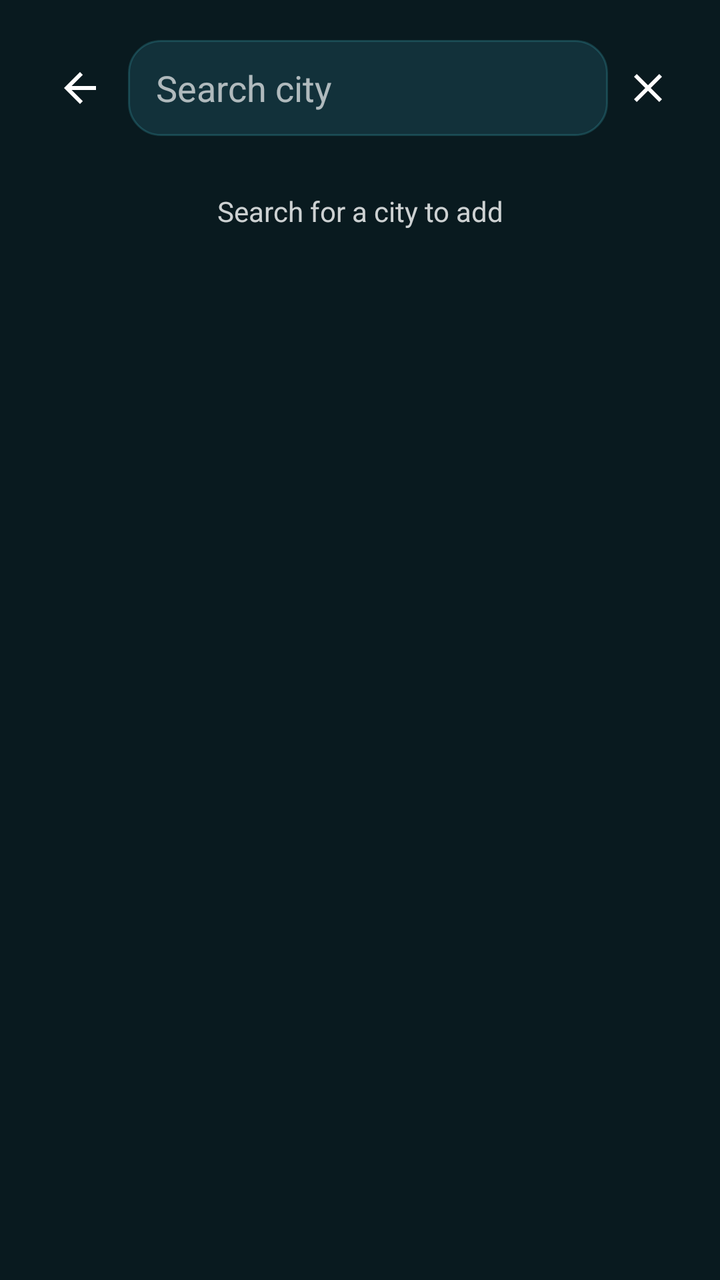
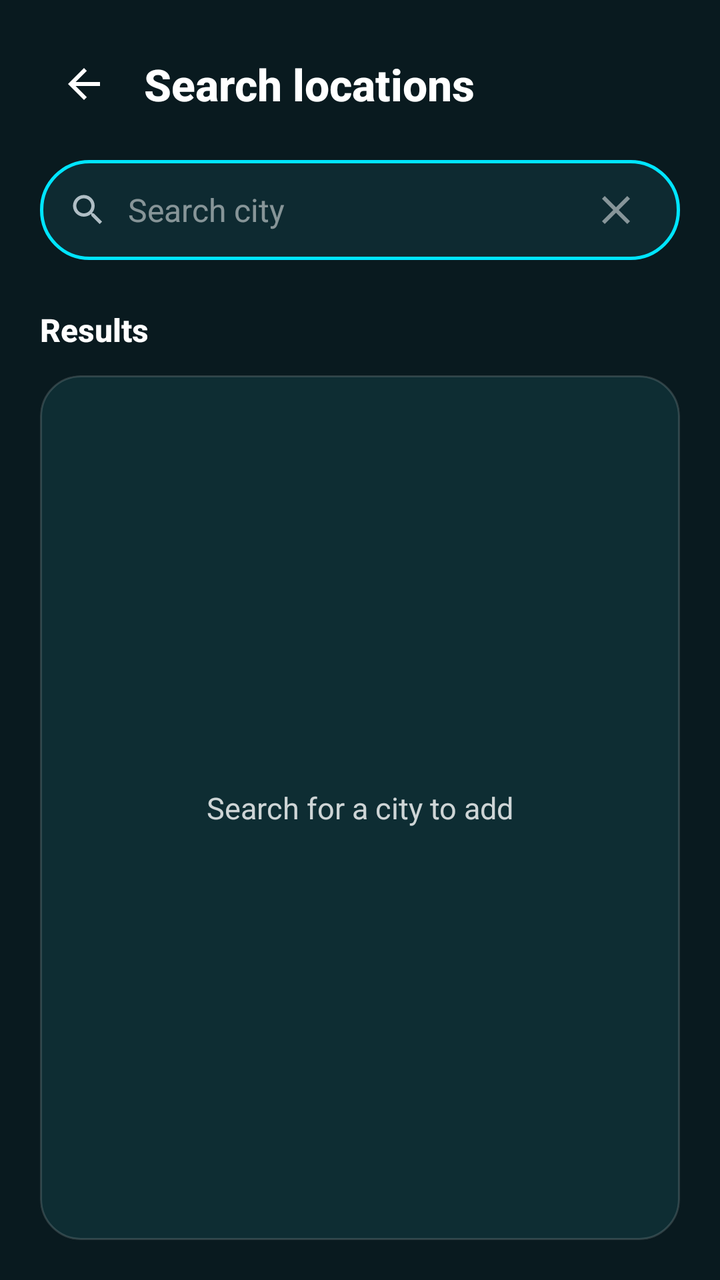

An Android layout rendered at two revisions. The XML below is the earlier revision; the diff shows what the commit changed to produce the second picture.
<!-- AndroidManifest.xml: application theme Theme.K3Weather -->
<!-- res/layout/layout_search.xml -->
<?xml version="1.0" encoding="utf-8"?>
<LinearLayout xmlns:android="http://schemas.android.com/apk/res/android"
    xmlns:app="http://schemas.android.com/apk/res-auto"
    android:layout_width="match_parent"
    android:layout_height="match_parent"
    android:background="@color/weather_background"
    android:orientation="vertical"
    android:padding="16dp">
    <LinearLayout
        android:layout_width="match_parent"
        android:layout_height="56dp"
        android:gravity="center_vertical"
        android:orientation="horizontal">
        <ImageButton
            android:id="@+id/backButton"
            android:layout_width="48dp"
            android:layout_height="48dp"
            android:background="?attr/selectableItemBackgroundBorderless"
            android:contentDescription="Back"
            android:src="@drawable/ic_back" />
        <EditText
            android:id="@+id/searchInput"
            android:layout_width="0dp"
            android:layout_height="48dp"
            android:layout_weight="1"
            android:background="@drawable/bg_card_translucent"
            android:hint="Search city"
            android:imeOptions="actionSearch"
            android:inputType="textCapWords"
            android:paddingHorizontal="14dp"
            android:singleLine="true"
            android:textColor="@android:color/white"
            android:textColorHint="#AAFFFFFF" />
        <ImageButton
            android:id="@+id/clearButton"
            android:layout_width="40dp"
            android:layout_height="48dp"
            android:background="?attr/selectableItemBackgroundBorderless"
            android:contentDescription="Clear search"
            android:src="@drawable/ic_close" />
    </LinearLayout>
    <ProgressBar
        android:id="@+id/searchProgress"
        android:layout_width="32dp"
        android:layout_height="32dp"
        android:layout_gravity="center_horizontal"
        android:visibility="gone" />
    <TextView
        android:id="@+id/emptyState"
        android:layout_width="match_parent"
        android:layout_height="wrap_content"
        android:gravity="center"
        android:padding="24dp"
        android:text="Search for a city to add"
        android:textColor="#CCFFFFFF"
        android:visibility="visible" />
    <androidx.recyclerview.widget.RecyclerView
        android:id="@+id/searchResults"
        android:layout_width="match_parent"
        android:layout_height="0dp"
        android:layout_weight="1"
        android:clipToPadding="false"
        android:paddingTop="8dp"
        app:layoutManager="androidx.recyclerview.widget.LinearLayoutManager" />
</LinearLayout>
<!-- resources referenced by this layout -->
<resources>
  <color name="weather_background">#091A1F</color>
  <!-- drawable bg_card_translucent (drawable) -->
  <shape xmlns:android="http://schemas.android.com/apk/res/android"
      android:shape="rectangle">
      <solid android:color="@color/surface_card_teal" />
      <corners android:radius="16dp" />
      <stroke
          android:width="1dp"
          android:color="@color/surface_card_border" />
  </shape>
  <!-- drawable ic_back (drawable) -->
  <vector xmlns:android="http://schemas.android.com/apk/res/android"
      android:width="24dp"
      android:height="24dp"
      android:viewportWidth="24"
      android:viewportHeight="24">
      <path
          android:fillColor="#FFFFFF"
          android:pathData="M20,11H7.83l5.59,-5.59L12,4l-8,8 8,8 1.41,-1.41L7.83,13H20v-2z"/>
  </vector>
  <!-- drawable ic_close (drawable) -->
  <vector xmlns:android="http://schemas.android.com/apk/res/android"
      android:width="24dp"
      android:height="24dp"
      android:viewportWidth="24"
      android:viewportHeight="24">
      <path
          android:fillColor="#FFFFFF"
          android:pathData="M19,6.41L17.59,5 12,10.59 6.41,5 5,6.41 10.59,12 5,17.59 6.41,19 12,13.41 17.59,19 19,17.59 13.41,12z"/>
  </vector>
  <style name="Theme.K3Weather" parent="Theme.MaterialComponents.DayNight.NoActionBar">
          <item name="colorPrimary">@color/primary_teal</item>
          <item name="colorPrimaryVariant">@color/primary_dark_teal</item>
          <item name="colorSecondary">@color/accent_cyan</item>
          <item name="android:statusBarColor">@android:color/transparent</item>
          <item name="android:navigationBarColor">@color/nav_bar_bg</item>
          <item name="android:windowBackground">@color/primary_dark_teal</item>
          <item name="android:windowLightStatusBar">false</item>
      </style>
  <color name="surface_card_teal">#D914363F</color>
  <color name="surface_card_border">#334DD0E1</color>
  <color name="primary_teal">#0F2C33</color>
  <color name="primary_dark_teal">#091A1F</color>
  <color name="accent_cyan">#00E5FF</color>
  <color name="nav_bar_bg">#F20A1D22</color>
</resources>

<!-- the commit's change to res/layout/layout_search.xml (unified diff, before → after) -->
@@ -3,63 +3,128 @@
     xmlns:app="http://schemas.android.com/apk/res-auto"
     android:layout_width="match_parent"
     android:layout_height="match_parent"
-    android:background="@color/weather_background"
+    android:background="@android:color/transparent"
     android:orientation="vertical"
-    android:padding="16dp">
+    android:padding="20dp">
+
+    
     <LinearLayout
         android:layout_width="match_parent"
-        android:layout_height="56dp"
+        android:layout_height="wrap_content"
         android:gravity="center_vertical"
-        android:orientation="horizontal">
+        android:orientation="horizontal"
+        android:paddingBottom="16dp">
+
         <ImageButton
             android:id="@+id/backButton"
-            android:layout_width="48dp"
-            android:layout_height="48dp"
+            android:layout_width="44dp"
+            android:layout_height="44dp"
             android:background="?attr/selectableItemBackgroundBorderless"
             android:contentDescription="Back"
-            android:src="@drawable/ic_back" />
+            android:src="@drawable/ic_back"
+            app:tint="@android:color/white" />
+
+        <TextView
+            android:layout_width="wrap_content"
+            android:layout_height="wrap_content"
+            android:layout_marginStart="8dp"
+            android:text="Search locations"
+            android:textColor="@android:color/white"
+            android:textSize="22sp"
+            android:textStyle="bold"
+            android:fontFamily="sans-serif-medium" />
+    </LinearLayout>
+
+    
+    <LinearLayout
+        android:layout_width="match_parent"
+        android:layout_height="50dp"
+        android:background="@drawable/bg_search_input"
+        android:gravity="center_vertical"
+        android:orientation="horizontal"
+        android:paddingHorizontal="14dp">
+
+        <ImageView
+            android:layout_width="20dp"
+            android:layout_height="20dp"
+            android:layout_marginEnd="10dp"
+            android:contentDescription="@null"
+            android:src="@drawable/ic_search"
+            app:tint="#B0BEC5" />
+
         <EditText
             android:id="@+id/searchInput"
             android:layout_width="0dp"
-            android:layout_height="48dp"
+            android:layout_height="match_parent"
             android:layout_weight="1"
-            android:background="@drawable/bg_card_translucent"
+            android:background="@null"
             android:hint="Search city"
             android:imeOptions="actionSearch"
             android:inputType="textCapWords"
-            android:paddingHorizontal="14dp"
             android:singleLine="true"
             android:textColor="@android:color/white"
-            android:textColorHint="#AAFFFFFF" />
+            android:textColorHint="#80FFFFFF"
+            android:textSize="16sp"
+            android:fontFamily="sans-serif" />
+
         <ImageButton
             android:id="@+id/clearButton"
-            android:layout_width="40dp"
-            android:layout_height="48dp"
+            android:layout_width="36dp"
+            android:layout_height="36dp"
             android:background="?attr/selectableItemBackgroundBorderless"
             android:contentDescription="Clear search"
-            android:src="@drawable/ic_close" />
+            android:src="@drawable/ic_close"
+            app:tint="#80FFFFFF" />
     </LinearLayout>
+
+    
     <ProgressBar
         android:id="@+id/searchProgress"
         android:layout_width="32dp"
         android:layout_height="32dp"
         android:layout_gravity="center_horizontal"
+        android:layout_marginTop="16dp"
         android:visibility="gone" />
+
+    
     <TextView
-        android:id="@+id/emptyState"
-        android:layout_width="match_parent"
+        android:id="@+id/tvResultsHeader"
+        android:layout_width="wrap_content"
         android:layout_height="wrap_content"
-        android:gravity="center"
-        android:padding="24dp"
-        android:text="Search for a city to add"
-        android:textColor="#CCFFFFFF"
-        android:visibility="visible" />
-    <androidx.recyclerview.widget.RecyclerView
-        android:id="@+id/searchResults"
+        android:layout_marginTop="24dp"
+        android:layout_marginBottom="12dp"
+        android:text="Results"
+        android:textColor="@android:color/white"
+        android:textSize="16sp"
+        android:textStyle="bold"
+        android:fontFamily="sans-serif-medium" />
+
+    
+    <FrameLayout
         android:layout_width="match_parent"
         android:layout_height="0dp"
         android:layout_weight="1"
-        android:clipToPadding="false"
-        android:paddingTop="8dp"
-        app:layoutManager="androidx.recyclerview.widget.LinearLayoutManager" />
+        android:background="@drawable/bg_card_translucent"
+        android:clipToOutline="true">
+
+        <TextView
+            android:id="@+id/emptyState"
+            android:layout_width="match_parent"
+            android:layout_height="wrap_content"
+            android:layout_gravity="center"
+            android:gravity="center"
+            android:padding="24dp"
+            android:text="Search for a city to add"
+            android:textColor="#CCFFFFFF"
+            android:textSize="15sp"
+            android:visibility="visible" />
+
+        <androidx.recyclerview.widget.RecyclerView
+            android:id="@+id/searchResults"
+            android:layout_width="match_parent"
+            android:layout_height="match_parent"
+            android:clipToPadding="false"
+            app:layoutManager="androidx.recyclerview.widget.LinearLayoutManager" />
+    </FrameLayout>
+
 </LinearLayout>
<!-- resource entries referenced after the edit -->
@@ -1,14 +1,22 @@
 <!-- resources referenced by this layout -->
 <resources>
-  <color name="weather_background">#091A1F</color>
   <!-- drawable bg_card_translucent (drawable) -->
   <shape xmlns:android="http://schemas.android.com/apk/res/android"
       android:shape="rectangle">
-      <solid android:color="@color/surface_card_teal" />
-      <corners android:radius="16dp" />
+      <solid android:color="#C010343A" />
+      <corners android:radius="20dp" />
       <stroke
           android:width="1dp"
-          android:color="@color/surface_card_border" />
+          android:color="#26FFFFFF" />
+  </shape>
+  <!-- drawable bg_search_input (drawable) -->
+  <shape xmlns:android="http://schemas.android.com/apk/res/android"
+      android:shape="rectangle">
+      <solid android:color="#D00F2E35" />
+      <corners android:radius="24dp" />
+      <stroke
+          android:width="1.5dp"
+          android:color="#00E5FF" />
   </shape>
   <!-- drawable ic_back (drawable) -->
   <vector xmlns:android="http://schemas.android.com/apk/res/android"
@@ -30,6 +38,16 @@
           android:fillColor="#FFFFFF"
           android:pathData="M19,6.41L17.59,5 12,10.59 6.41,5 5,6.41 10.59,12 5,17.59 6.41,19 12,13.41 17.59,19 19,17.59 13.41,12z"/>
   </vector>
+  <!-- drawable ic_search (drawable) -->
+  <vector xmlns:android="http://schemas.android.com/apk/res/android"
+      android:width="24dp"
+      android:height="24dp"
+      android:viewportWidth="24"
+      android:viewportHeight="24">
+      <path
+          android:fillColor="#FFFFFF"
+          android:pathData="M15.5,14h-0.79l-0.28,-0.27C15.41,12.59 16,11.11 16,9.5 16,5.91 13.09,3 9.5,3S3,5.91 3,9.5 5.91,16 9.5,16c1.61,0 3.09,-0.59 4.23,-1.57l0.27,0.28v0.79l5,4.99L20.49,19l-4.99,-5zM9.5,14C7.01,14 5,11.99 5,9.5S7.01,5 9.5,5 14,7.01 14,9.5 11.99,14 9.5,14z"/>
+  </vector>
   <style name="Theme.K3Weather" parent="Theme.MaterialComponents.DayNight.NoActionBar">
           <item name="colorPrimary">@color/primary_teal</item>
           <item name="colorPrimaryVariant">@color/primary_dark_teal</item>
@@ -39,8 +57,6 @@
           <item name="android:windowBackground">@color/primary_dark_teal</item>
           <item name="android:windowLightStatusBar">false</item>
       </style>
-  <color name="surface_card_teal">#D914363F</color>
-  <color name="surface_card_border">#334DD0E1</color>
   <color name="primary_teal">#0F2C33</color>
   <color name="primary_dark_teal">#091A1F</color>
   <color name="accent_cyan">#00E5FF</color>
